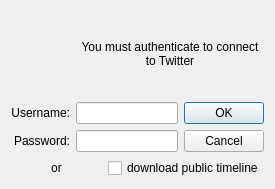
Old version of the form ui/authdialog.ui in the repository ayoy/qtwitter.
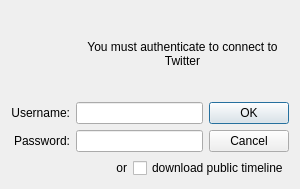
New version of the form. Icons and pictures are not drawn.

Commit message: Added MainWindow instant translation, temporarily removed tweet list menu, corrected auth dialog displaying, suppressed some compilation warnings and removed some redundant #includes

```diff
--- a/ui/authdialog.ui
+++ b/ui/authdialog.ui
@@ -6,7 +6,7 @@
    <rect>
     <x>0</x>
     <y>0</y>
-    <width>275</width>
+    <width>300</width>
     <height>189</height>
    </rect>
   </property>
@@ -18,13 +18,13 @@
   </property>
   <property name="minimumSize">
    <size>
-    <width>275</width>
-    <height>180</height>
+    <width>300</width>
+    <height>189</height>
    </size>
   </property>
   <property name="maximumSize">
    <size>
-    <width>275</width>
+    <width>400</width>
     <height>189</height>
    </size>
   </property>
@@ -105,6 +105,12 @@
      </item>
      <item row="2" column="1">
       <widget class="QLineEdit" name="passwordEdit">
+       <property name="minimumSize">
+        <size>
+         <width>90</width>
+         <height>0</height>
+        </size>
+       </property>
        <property name="layoutDirection">
         <enum>Qt::LeftToRight</enum>
        </property>
@@ -126,7 +132,7 @@
         <string>or</string>
        </property>
        <property name="alignment">
-        <set>Qt::AlignCenter</set>
+        <set>Qt::AlignRight|Qt::AlignTrailing|Qt::AlignVCenter</set>
        </property>
       </widget>
      </item>
```
Left out of the diff: 7 changed lines with no effect on the pictures. The commit also changes 7 other files.
